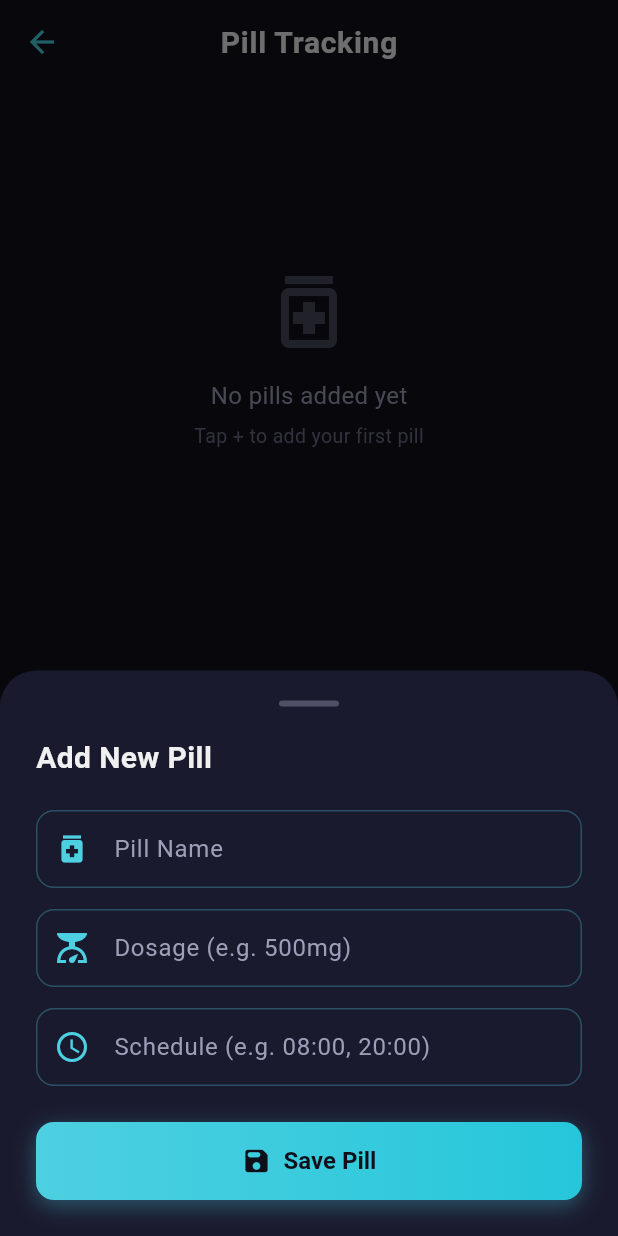
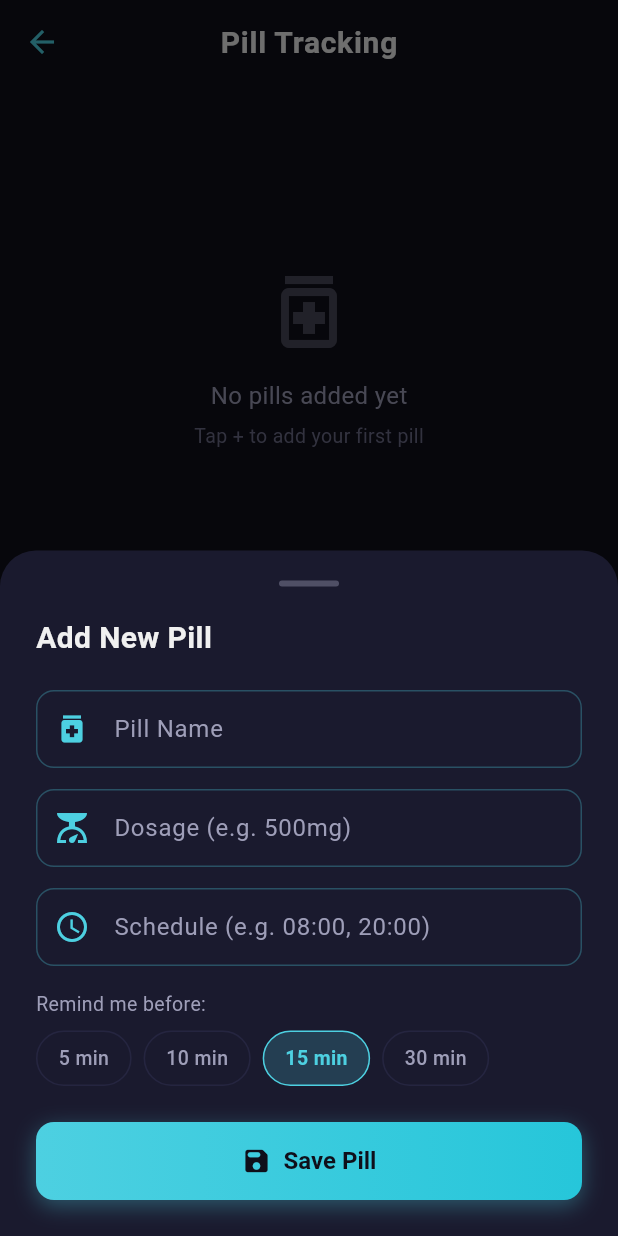
Before and after one commit to Guritzul/Proiect-Kronsoft, a Flutter app: the PillTrackingScreen screen opened directly, after a tap on "Add Pill", on a phone screen of 412 x 824 dp. Run offline on Flutter 3.47's test engine with Material 3 defaults, Android fonts, the phone set to English and light mode, and no system bars; our stand-ins replace firebase_auth, firebase_core, firebase_messaging, flutter_local_notifications, google_sign_in, shared_preferences and 1 more; accounts and stored records are empty; generated files the repository leaves out were written again; network calls fail.

Commit message:
feat: add local notification service for pill reminders and integrate with pill tracking screen

```diff
--- a/Frontend/frontend_kronsoft/lib/main.dart
+++ b/Frontend/frontend_kronsoft/lib/main.dart
@@ -5,6 +5,7 @@ import 'firebase_options.dart';
 import 'services/notification_service.dart';
 import 'theme/app_theme.dart';
 import 'screens/splash_screen.dart';
+import 'services/local_notification_service.dart';
 
 Future<void> firebaseMessagingBackgroundHandler(RemoteMessage message) async {
   await Firebase.initializeApp(options: DefaultFirebaseOptions.currentPlatform);
@@ -15,6 +16,7 @@ void main() async {
   await Firebase.initializeApp(options: DefaultFirebaseOptions.currentPlatform);
   FirebaseMessaging.onBackgroundMessage(firebaseMessagingBackgroundHandler);
   await NotificationService().initialize();
+  await LocalNotificationService.initialize();
   runApp(const MyApp());
 }
 
--- a/Frontend/frontend_kronsoft/lib/screens/pill_tracking_screen.dart
+++ b/Frontend/frontend_kronsoft/lib/screens/pill_tracking_screen.dart
@@ -1,8 +1,8 @@
 import 'package:flutter/material.dart';
 import '../theme/app_theme.dart';
 import '../services/api_service.dart';
+import '../services/local_notification_service.dart';
 
-/// Pill Tracking Screen – list, add, mark taken/missed, swipe to delete.
 class PillTrackingScreen extends StatefulWidget {
   const PillTrackingScreen({super.key});
 
@@ -14,8 +14,8 @@ class _PillTrackingScreenState extends State<PillTrackingScreen> {
   final _api = ApiService();
   List<dynamic> _pills = [];
   bool _loading = true;
-  // Track which pills were taken this session (optimistic UI)
   final Set<String> _takenIds = {};
+  int _reminderMinutes = 15;
 
   @override
   void initState() {
@@ -26,7 +26,11 @@ class _PillTrackingScreenState extends State<PillTrackingScreen> {
   Future<void> _loadPills() async {
     try {
       final data = await _api.getPills();
-      if (mounted) setState(() { _pills = data; _loading = false; });
+      if (mounted)
+        setState(() {
+          _pills = data;
+          _loading = false;
+        });
     } catch (_) {
       if (mounted) setState(() => _loading = false);
     }
@@ -45,16 +49,17 @@ class _PillTrackingScreenState extends State<PillTrackingScreen> {
     try {
       await _api.markPillMissed(id);
       if (mounted) {
-        ScaffoldMessenger.of(context).showSnackBar(
-          const SnackBar(content: Text('Marked as missed')),
-        );
+        ScaffoldMessenger.of(
+          context,
+        ).showSnackBar(const SnackBar(content: Text('Marked as missed')));
       }
     } catch (_) {}
   }
 
-  Future<void> _deletePill(String id) async {
+  Future<void> _deletePill(String id, int pillId) async {
     try {
       await _api.deletePill(id);
+      await LocalNotificationService.cancelPillNotifications(pillId);
       _loadPills();
     } catch (_) {}
   }
@@ -63,6 +68,7 @@ class _PillTrackingScreenState extends State<PillTrackingScreen> {
     final nameCtrl = TextEditingController();
     final dosageCtrl = TextEditingController();
     final timeCtrl = TextEditingController();
+    int selectedReminder = _reminderMinutes;
 
     showModalBottomSheet(
       context: context,
@@ -71,9 +77,12 @@ class _PillTrackingScreenState extends State<PillTrackingScreen> {
       shape: const RoundedRectangleBorder(
         borderRadius: BorderRadius.vertical(top: Radius.circular(24)),
       ),
-      builder: (ctx) => Padding(
+      builder: (ctx) => StatefulBuilder(
+        builder: (ctx, setSheetState) => Padding(
           padding: EdgeInsets.fromLTRB(
-          24, 20, 24,
+            24,
+            20,
+            24,
             MediaQuery.of(ctx).viewInsets.bottom + 24,
           ),
           child: Column(
@@ -93,7 +102,11 @@ class _PillTrackingScreenState extends State<PillTrackingScreen> {
               const SizedBox(height: 20),
               const Text(
                 'Add New Pill',
-              style: TextStyle(color: AppColors.textPrimary, fontSize: 20, fontWeight: FontWeight.w700),
+                style: TextStyle(
+                  color: AppColors.textPrimary,
+                  fontSize: 20,
+                  fontWeight: FontWeight.w700,
+                ),
               ),
               const SizedBox(height: 20),
               TextField(
@@ -122,6 +135,53 @@ class _PillTrackingScreenState extends State<PillTrackingScreen> {
                   prefixIcon: Icon(Icons.access_time),
                 ),
               ),
+              const SizedBox(height: 16),
+              const Text(
+                'Remind me before:',
+                style: TextStyle(color: AppColors.textSecondary, fontSize: 13),
+              ),
+              const SizedBox(height: 8),
+              Row(
+                children: [5, 10, 15, 30].map((min) {
+                  final selected = selectedReminder == min;
+                  return Padding(
+                    padding: const EdgeInsets.only(right: 8),
+                    child: GestureDetector(
+                      onTap: () => setSheetState(() => selectedReminder = min),
+                      child: AnimatedContainer(
+                        duration: const Duration(milliseconds: 200),
+                        padding: const EdgeInsets.symmetric(
+                          horizontal: 14,
+                          vertical: 8,
+                        ),
+                        decoration: BoxDecoration(
+                          color: selected
+                              ? AppColors.accentColor.withValues(alpha: 0.2)
+                              : AppColors.surfaceColor,
+                          borderRadius: BorderRadius.circular(20),
+                          border: Border.all(
+                            color: selected
+                                ? AppColors.accentColor
+                                : AppColors.cardColor,
+                          ),
+                        ),
+                        child: Text(
+                          '$min min',
+                          style: TextStyle(
+                            color: selected
+                                ? AppColors.accentColor
+                                : AppColors.textSecondary,
+                            fontSize: 13,
+                            fontWeight: selected
+                                ? FontWeight.w700
+                                : FontWeight.w500,
+                          ),
+                        ),
+                      ),
+                    ),
+                  );
+                }).toList(),
+              ),
               const SizedBox(height: 24),
               AccentButton(
                 label: 'Save Pill',
@@ -130,22 +190,54 @@ class _PillTrackingScreenState extends State<PillTrackingScreen> {
                   if (nameCtrl.text.trim().isEmpty) return;
                   Navigator.pop(ctx);
                   try {
-                  await _api.createPill({
+                    final pill = await _api.createPill({
                       'name': nameCtrl.text.trim(),
                       'dosage': dosageCtrl.text.trim(),
-                    'schedule': timeCtrl.text.trim().split(',').map((s) => s.trim()).toList(),
+                      'schedule': timeCtrl.text
+                          .trim()
+                          .split(',')
+                          .map((s) => s.trim())
+                          .toList(),
                     });
+
+                    await LocalNotificationService.schedulePillNotifications(
+                      pillId: pill['_id'].toString().hashCode.abs() % 100000,
+                      pillName: nameCtrl.text.trim(),
+                      dosage: dosageCtrl.text.trim(),
+                      schedule: timeCtrl.text
+                          .trim()
+                          .split(',')
+                          .map((s) => s.trim())
+                          .toList(),
+                      reminderMinutes: selectedReminder,
+                    );
+
                     _loadPills();
+
+                    if (mounted) {
+                      ScaffoldMessenger.of(context).showSnackBar(
+                        SnackBar(
+                          content: Text(
+                            '✅ Pill saved! Reminder set $selectedReminder min before.',
+                          ),
+                          backgroundColor: AppColors.successColor,
+                        ),
+                      );
+                    }
                   } catch (e) {
                     if (mounted) {
                       ScaffoldMessenger.of(context).showSnackBar(
-                      SnackBar(content: Text('Failed: $e'), backgroundColor: AppColors.dangerColor),
+                        SnackBar(
+                          content: Text('Failed: $e'),
+                          backgroundColor: AppColors.dangerColor,
+                        ),
                       );
                     }
                   }
                 },
               ),
             ],
+          ),
         ),
       ),
     );
@@ -162,7 +254,9 @@ class _PillTrackingScreenState extends State<PillTrackingScreen> {
         label: const Text('Add Pill'),
       ),
       body: _loading
-          ? const Center(child: CircularProgressIndicator(color: AppColors.accentColor))
+          ? const Center(
+              child: CircularProgressIndicator(color: AppColors.accentColor),
+            )
           : RefreshIndicator(
               color: AppColors.accentColor,
               backgroundColor: AppColors.surfaceColor,
@@ -174,11 +268,29 @@ class _PillTrackingScreenState extends State<PillTrackingScreen> {
                         Center(
                           child: Column(
                             children: [
-                              Icon(Icons.medication_outlined, size: 64, color: AppColors.textSecondary.withValues(alpha: 0.4)),
+                              Icon(
+                                Icons.medication_outlined,
+                                size: 64,
+                                color: AppColors.textSecondary.withValues(
+                                  alpha: 0.4,
+                                ),
+                              ),
                               const SizedBox(height: 12),
-                              const Text('No pills added yet', style: TextStyle(color: AppColors.textSecondary, fontSize: 16)),
+                              const Text(
+                                'No pills added yet',
+                                style: TextStyle(
+                                  color: AppColors.textSecondary,
+                                  fontSize: 16,
+                                ),
+                              ),
                               const SizedBox(height: 6),
-                              const Text('Tap + to add your first pill', style: TextStyle(color: AppColors.textHint, fontSize: 13)),
+                              const Text(
+                                'Tap + to add your first pill',
+                                style: TextStyle(
+                                  color: AppColors.textHint,
+                                  fontSize: 13,
+                                ),
+                              ),
                             ],
                           ),
                         ),
@@ -186,7 +298,7 @@ class _PillTrackingScreenState extends State<PillTrackingScreen> {
                     )
                   : ListView.builder(
                       padding: const EdgeInsets.fromLTRB(20, 12, 20, 100),
-                      itemCount: _pills.length + 1, // +1 for tip card
+                      itemCount: _pills.length + 1,
                       itemBuilder: (context, i) {
                         if (i == _pills.length) return _buildTipCard();
                         return _buildPillCard(_pills[i]);
@@ -198,6 +310,7 @@ class _PillTrackingScreenState extends State<PillTrackingScreen> {
 
   Widget _buildPillCard(Map<String, dynamic> pill) {
     final id = pill['_id'] ?? pill['id'] ?? '';
+    final pillId = id.hashCode;
     final name = pill['name'] ?? 'Unknown';
     final dosage = pill['dosage'] ?? '';
     final schedule = pill['schedule'];
@@ -215,7 +328,11 @@ class _PillTrackingScreenState extends State<PillTrackingScreen> {
             color: AppColors.dangerColor.withValues(alpha: 0.15),
             borderRadius: BorderRadius.circular(16),
           ),
-          child: const Icon(Icons.delete_outline, color: AppColors.dangerColor, size: 28),
+          child: const Icon(
+            Icons.delete_outline,
+            color: AppColors.dangerColor,
+            size: 28,
+          ),
         ),
         confirmDismiss: (_) async {
           return await showDialog<bool>(
@@ -224,16 +341,22 @@ class _PillTrackingScreenState extends State<PillTrackingScreen> {
               title: const Text('Delete Pill'),
               content: Text('Remove "$name" from your list?'),
               actions: [
-                TextButton(onPressed: () => Navigator.pop(ctx, false), child: const Text('Cancel')),
+                TextButton(
+                  onPressed: () => Navigator.pop(ctx, false),
+                  child: const Text('Cancel'),
+                ),
                 TextButton(
                   onPressed: () => Navigator.pop(ctx, true),
-                  child: const Text('Delete', style: TextStyle(color: AppColors.dangerColor)),
+                  child: const Text(
+                    'Delete',
+                    style: TextStyle(color: AppColors.dangerColor),
+                  ),
                 ),
               ],
             ),
           );
         },
-        onDismissed: (_) => _deletePill(id),
+        onDismissed: (_) => _deletePill(id, pillId),
         child: GlassCard(
           padding: const EdgeInsets.all(16),
           borderColor: taken
@@ -241,7 +364,6 @@ class _PillTrackingScreenState extends State<PillTrackingScreen> {
               : AppColors.accentColor.withValues(alpha: 0.12),
           child: Row(
             children: [
-              // Pill icon
               Container(
                 width: 48,
                 height: 48,
@@ -258,7 +380,6 @@ class _PillTrackingScreenState extends State<PillTrackingScreen> {
                 ),
               ),
               const SizedBox(width: 14),
-              // Info
               Expanded(
                 child: Column(
                   crossAxisAlignment: CrossAxisAlignment.start,
@@ -274,17 +395,32 @@ class _PillTrackingScreenState extends State<PillTrackingScreen> {
                     ),
                     if (dosage.isNotEmpty) ...[
                       const SizedBox(height: 2),
-                      Text('Dozaj: $dosage', style: const TextStyle(color: AppColors.textSecondary, fontSize: 13)),
+                      Text(
+                        dosage,
+                        style: const TextStyle(
+                          color: AppColors.textSecondary,
+                          fontSize: 13,
+                        ),
+                      ),
                     ],
                     if (schedule != null) ...[
                       const SizedBox(height: 4),
                       Row(
                         children: [
-                          const Icon(Icons.access_time, size: 14, color: AppColors.textHint),
+                          const Icon(
+                            Icons.access_time,
+                            size: 14,
+                            color: AppColors.textHint,
+                          ),
                           const SizedBox(width: 4),
                           Text(
-                            schedule is List ? schedule.join(', ') : schedule.toString(),
-                            style: const TextStyle(color: AppColors.textHint, fontSize: 12),
+                            schedule is List
+                                ? schedule.join(', ')
+                                : schedule.toString(),
+                            style: const TextStyle(
+                              color: AppColors.textHint,
+                              fontSize: 12,
+                            ),
                           ),
                         ],
                       ),
@@ -292,16 +428,22 @@ class _PillTrackingScreenState extends State<PillTrackingScreen> {
                   ],
                 ),
               ),
-              // Action buttons
               if (!taken) ...[
                 IconButton(
                   onPressed: () => _markTaken(id),
-                  icon: const Icon(Icons.check_circle_outline, color: AppColors.successColor),
+                  icon: const Icon(
+                    Icons.check_circle_outline,
+                    color: AppColors.successColor,
+                  ),
                   tooltip: 'Mark as taken',
                 ),
                 IconButton(
                   onPressed: () => _markMissed(id),
-                  icon: const Icon(Icons.cancel_outlined, color: AppColors.warningColor, size: 22),
+                  icon: const Icon(
+                    Icons.cancel_outlined,
+                    color: AppColors.warningColor,
+                    size: 22,
+                  ),
                   tooltip: 'Mark as missed',
                 ),
               ] else
@@ -327,13 +469,21 @@ class _PillTrackingScreenState extends State<PillTrackingScreen> {
                 color: AppColors.warningColor.withValues(alpha: 0.12),
                 borderRadius: BorderRadius.circular(12),
               ),
-              child: const Icon(Icons.tips_and_updates, color: AppColors.warningColor, size: 20),
+              child: const Icon(
+                Icons.tips_and_updates,
+                color: AppColors.warningColor,
+                size: 20,
+              ),
             ),
             const SizedBox(width: 14),
             const Expanded(
               child: Text(
                 'Forgot a pill? Don\'t worry, just ask your doctor for advice.',
-                style: TextStyle(color: AppColors.textSecondary, fontSize: 13, height: 1.4),
+                style: TextStyle(
+                  color: AppColors.textSecondary,
+                  fontSize: 13,
+                  height: 1.4,
+                ),
               ),
             ),
           ],
```
Also changed, not shown: Frontend/frontend_kronsoft/lib/services/local_notification_service.dart (added, +170 -0 lines). Lines whose indentation alone changed are shown as unchanged.
